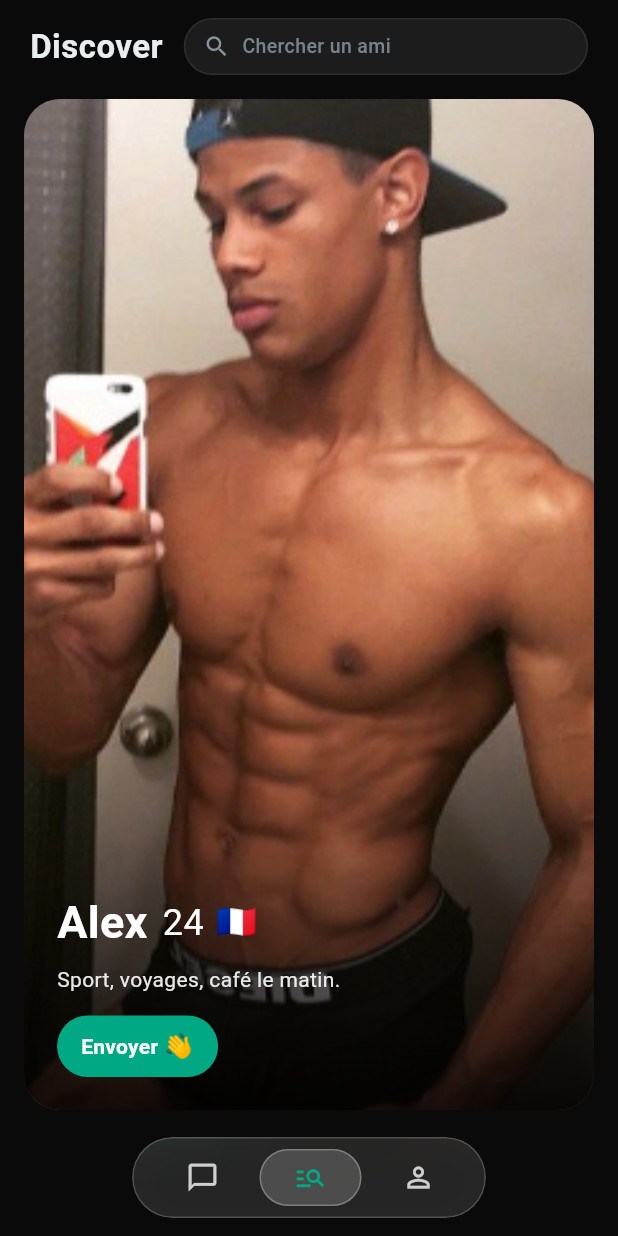
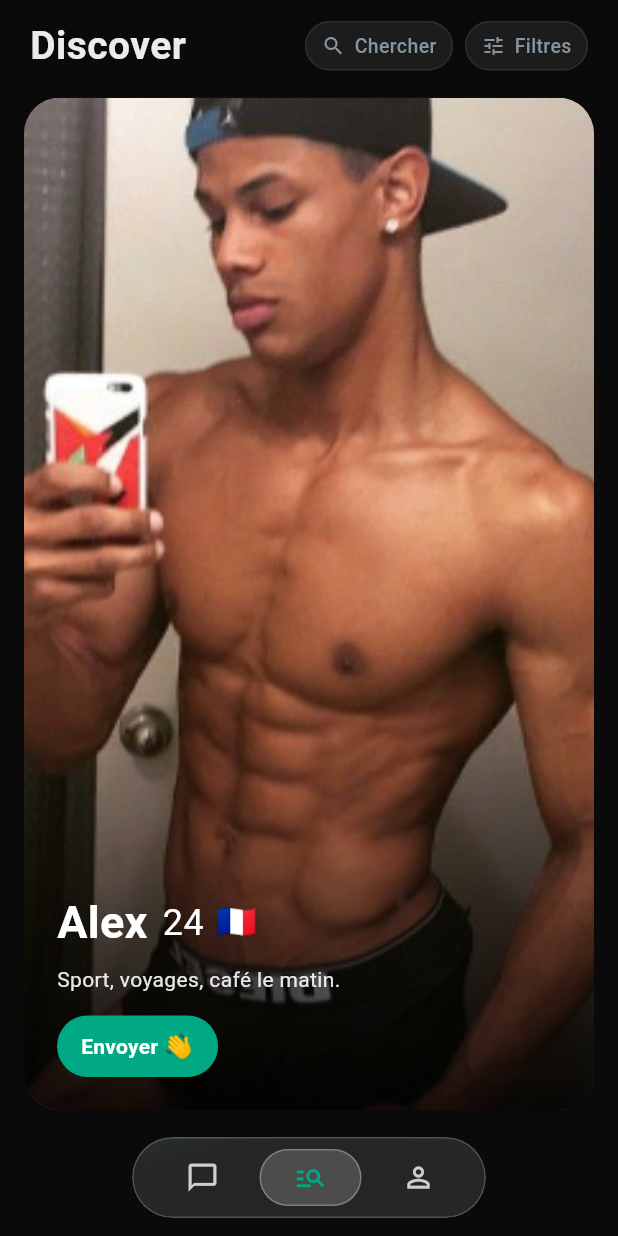
Before and after one commit to djeffarhaouanouh-svg/translate, a Flutter app: the screen it shows once a user with an empty profile is signed in, on a phone screen of 412 x 824 dp. Run offline on Flutter 3.47's test engine with Material 3 defaults, Android fonts, the phone set to English and light mode, and no system bars; our stand-ins replace image_picker, permission_handler, shared_preferences, supabase_flutter; missing offline and left inert: flutter_webrtc, livekit_client; accounts and stored records are empty.

Commit message:
fix(discover): compact search pill + restore Filtres pill
Search pill now sits at the same scale as Filtres (Spacer between title and the two pills, not Expanded). Filtres is back next to it.

Co-Authored-By: Claude Opus 4.7 (1M context) <noreply@anthropic.com>

```diff
--- a/lib/screens/discover_screen.dart
+++ b/lib/screens/discover_screen.dart
@@ -238,48 +238,62 @@ class _DiscoverHeader extends StatelessWidget {
             'Discover',
             style: TextStyle(
               color: WhatsAppCallTheme.strongText,
-              fontSize: 22,
+              fontSize: 26,
               fontWeight: FontWeight.w700,
               letterSpacing: 0.3,
             ),
           ),
-          const SizedBox(width: 14),
-          // Tappable "fake" search field — opens the real search screen.
-          // Sized like a mini text input so it reads as a search affordance,
-          // not just an icon.
-          Expanded(
-            child: GestureDetector(
+          const Spacer(),
+          // Compact search pill — opens the real SearchScreen on tap.
+          GestureDetector(
             behavior: HitTestBehavior.opaque,
             onTap: () => _openSearch(context),
             child: Container(
-                height: 38,
-                padding: const EdgeInsets.symmetric(horizontal: 12),
+              padding: const EdgeInsets.symmetric(horizontal: 10, vertical: 6),
               decoration: BoxDecoration(
                 color: WhatsAppCallTheme.bar,
                 borderRadius: BorderRadius.circular(999),
                 border: Border.all(color: Colors.white.withValues(alpha: 0.08)),
               ),
-                child: Row(
+              child: const Row(
+                mainAxisSize: MainAxisSize.min,
                 children: [
-                    const Icon(Icons.search,
-                        size: 18, color: WhatsAppCallTheme.subtleText),
-                    const SizedBox(width: 8),
-                    Expanded(
-                      child: Text(
-                        'Chercher un ami',
-                        maxLines: 1,
-                        overflow: TextOverflow.ellipsis,
+                  Icon(Icons.search, size: 16, color: WhatsAppCallTheme.subtleText),
+                  SizedBox(width: 6),
+                  Text(
+                    'Chercher',
                     style: TextStyle(
-                          color: WhatsAppCallTheme.subtleText
-                              .withValues(alpha: 0.85),
+                      color: WhatsAppCallTheme.subtleText,
                       fontSize: 13,
                       fontWeight: FontWeight.w500,
-                        ),
                     ),
                   ),
                 ],
               ),
             ),
+          ),
+          const SizedBox(width: 8),
+          Container(
+            padding: const EdgeInsets.symmetric(horizontal: 10, vertical: 6),
+            decoration: BoxDecoration(
+              color: WhatsAppCallTheme.bar,
+              borderRadius: BorderRadius.circular(999),
+              border: Border.all(color: Colors.white.withValues(alpha: 0.08)),
+            ),
+            child: const Row(
+              mainAxisSize: MainAxisSize.min,
+              children: [
+                Icon(Icons.tune, size: 16, color: WhatsAppCallTheme.subtleText),
+                SizedBox(width: 6),
+                Text(
+                  'Filtres',
+                  style: TextStyle(
+                    color: WhatsAppCallTheme.subtleText,
+                    fontSize: 13,
+                    fontWeight: FontWeight.w500,
+                  ),
+                ),
+              ],
             ),
           ),
         ],
```
Lines whose indentation alone changed are shown as unchanged.
